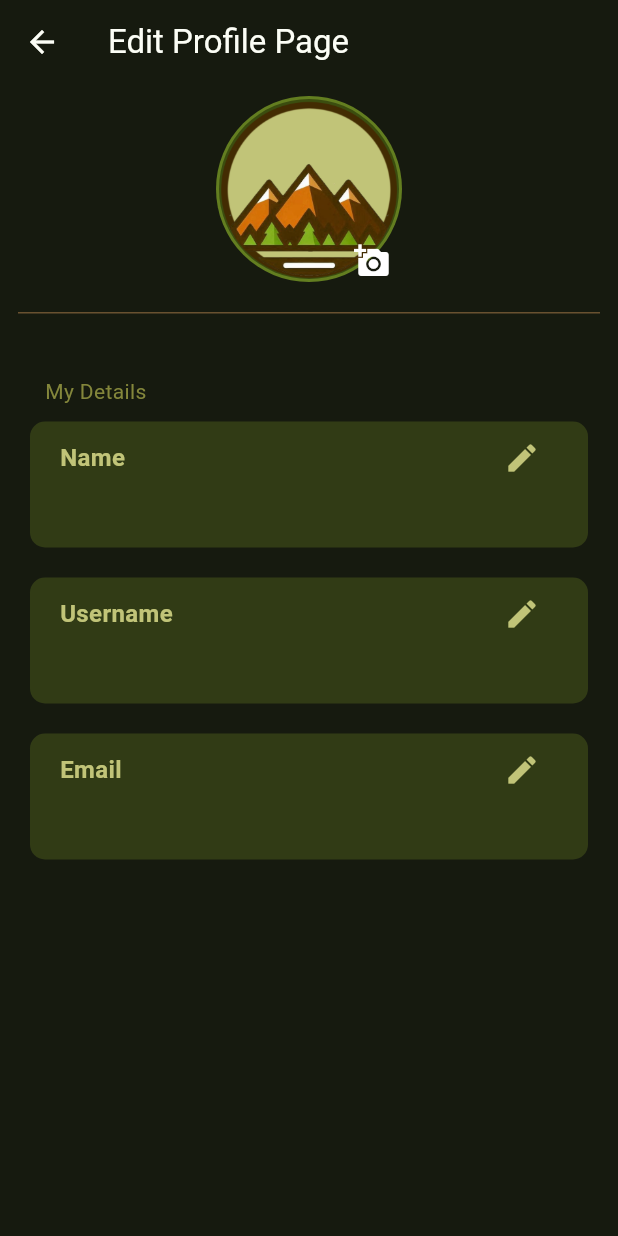
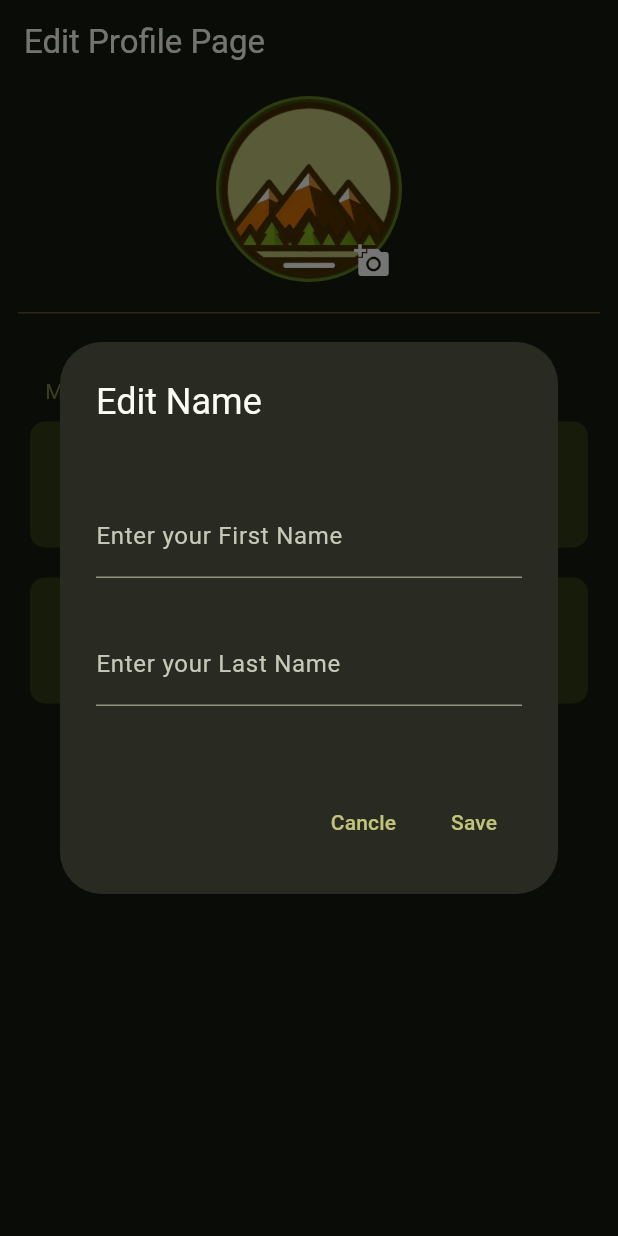
Before and after one commit to raphaelkathambana/tembeakenya, a Flutter app: the ProfileEditView screen opened by its route, after a tap on the "edit" icon, on a phone screen of 412 x 824 dp. Run offline on Flutter 3.47's test engine with Material 3 defaults, Android fonts, the phone set to English and light mode, and no system bars; our stand-ins replace cloud_firestore, firebase_auth, firebase_core, image_picker; accounts and stored records are empty; generated files the repository leaves out were written again.

Commit message:
Name edit functionality

```diff
--- a/lib/main.dart
+++ b/lib/main.dart
@@ -69,6 +69,7 @@ void main() {
         '/verify/': (context) => const VerifyEmailView(),
         '/forgotpassword/': (context) => const ForgotPasswordView(),
         '/home/': (context) => const HomeView(),
+        '/navbar/': (context) => const LayoutView(),
         '/profile/': (context) => const ProfileView(),
         '/editprofile/': (context) => const ProfileEditView(),
       },
--- a/lib/views/profile_edit_view.dart
+++ b/lib/views/profile_edit_view.dart
@@ -1,7 +1,9 @@
 import 'dart:typed_data';
 
+import 'package:cloud_firestore/cloud_firestore.dart';
 import 'package:firebase_auth/firebase_auth.dart';
 import 'package:flutter/material.dart';
+import 'package:flutter/widgets.dart';
 import 'package:tembeakenya/assets/colors.dart';
 import 'package:image_picker/image_picker.dart';
 import 'package:tembeakenya/assets/user_detail.dart';
@@ -14,6 +16,8 @@ pickImage(ImageSource source) async {
   }
 }
 
+// Future<void> edit
+
 class ProfileEditView extends StatefulWidget {
   const ProfileEditView({super.key});
 
@@ -23,6 +27,11 @@ class ProfileEditView extends StatefulWidget {
 
 class _ProfileEditViewState extends State<ProfileEditView> {
   Uint8List? _image;
+
+  List<String> name = ['', ''];
+  String username = '';
+  String email = '';
+
   void selectImage() async {
     Uint8List img = await pickImage(ImageSource.gallery);
     setState(() {
@@ -36,11 +45,12 @@ class _ProfileEditViewState extends State<ProfileEditView> {
   Widget build(BuildContext context) {
     return Scaffold(
         appBar: AppBar(
+        automaticallyImplyLeading: false,
           backgroundColor: ColorsUtil.backgroundColorDark,
           title: const Text(
             'Edit Profile Page',
             style: TextStyle(color: ColorsUtil.textColorDark),
-          ),
+          )
         ),
         body: SingleChildScrollView(
             child: FutureBuilder(
@@ -49,10 +59,12 @@ class _ProfileEditViewState extends State<ProfileEditView> {
                   if (snapshot.connectionState == ConnectionState.done) {
                     if (snapshot.hasData) {
                       UserDetail userData = snapshot.data as UserDetail;
+
                       // ****************************************** //
                       return Column(children: [
                         Column(children: [
                           _image != null
+
                               ? Stack(children: [
                                   IconButton(
                                       icon: CircleAvatar(
@@ -132,7 +144,62 @@ class _ProfileEditViewState extends State<ProfileEditView> {
                                                   ColorsUtil.primaryColorDark)),
                                       IconButton(
                                           onPressed: () async {
-                                            // TODO EDIT TEXT FIELD
+                                            await showDialog(
+                                              context: context,
+                                              builder: (context) => AlertDialog(
+                                                title: const Text("Edit Name"),
+                                                content: SizedBox(
+                                                  height: 200,
+                                                  width: 400,
+                                                  child: Column(
+                                                    mainAxisAlignment: MainAxisAlignment.spaceEvenly,
+                                                    children: [
+                                                      TextField(
+                                                        decoration: const InputDecoration(
+                                                          labelText: "Enter your First Name",
+                                                        ),
+                                                        onChanged: (value) {
+                                                          name[0] = value;
+                                                        },
+                                                      ),
+                                                      TextField(
+                                                        decoration: const InputDecoration(
+                                                          labelText: "Enter your Last Name",
+                                                        ),
+                                                        onChanged: (value) {
+                                                          name[1] = value;
+                                                        },
+                                                      ),
+                                                    ],
+                                                  )
+                                                ),
+                                                actions: [
+                                                  TextButton(
+                                                    child: const Text('Cancle'),
+                                                    onPressed: () => Navigator.pop(context),
+                                                  ),
+                                                  TextButton(
+                                                    child: const Text('Save'),
+                                                    onPressed: () => Navigator.of(context).popAndPushNamed('/editprofile/')
+                                                    // onPressed: () => Navigator.of(context).pushNamedAndRemoveUntil('/editprofile/', (route)=>route.isFirst),
+                                                  ),
+                                                ],
+                                              )
+                                            );
+                                            if (name[0].trim().isNotEmpty && name[1].trim().isNotEmpty) {
+                                              await FirebaseFirestore.instance.collection("Users")
+                                              .doc(currentUser.uid).update({"fname": name[0], "lname": name[1],});
+
+                                            } else if (name[0].trim().isNotEmpty) {
+                                              await FirebaseFirestore.instance.collection("Users")
+                                              .doc(currentUser.uid).update({"fname": name[0]});
+
+                                            } else if (name[1].trim().isNotEmpty) {
+                                              await FirebaseFirestore.instance.collection("Users")
+                                              .doc(currentUser.uid).update({"lname": name[1]});
+
+                                            }
+
                                           },
                                           icon: const Icon(
                                             Icons.edit,
@@ -140,6 +207,7 @@ class _ProfileEditViewState extends State<ProfileEditView> {
                                           )),
                                     ],
                                   ),
+
                                   Text("${userData.fname} ${userData.lname}",
                                       style: const TextStyle(
                                           fontSize: 18,
@@ -168,7 +236,36 @@ class _ProfileEditViewState extends State<ProfileEditView> {
                                                   ColorsUtil.primaryColorDark)),
                                       IconButton(
                                         onPressed: () async {
-                                            // TODO EDIT TEXT FIELD
+                                          await showDialog(
+                                            context: context,
+                                            builder: (context) => AlertDialog(
+                                              title: const Text("Edit Username"),
+                                              content: TextField(
+                                                      decoration: const InputDecoration(
+                                                        labelText: "Enter your Username",
+                                                      ),
+                                                      onChanged: (value) {
+                                                        username = value;
+                                                      },
+                                                    ),
+                                              actions: [
+                                                TextButton(
+                                                  child: const Text('Cancle'),
+                                                  onPressed: () => Navigator.pop(context),
+                                                ),
+                                                TextButton(
+                                                  child: const Text('Save'),
+                                                  onPressed: () => Navigator.of(context).popAndPushNamed('/editprofile/')
+
+                                                ),
+                                              ],
+                                            )
+                                          );
+                                          if (username.trim().isNotEmpty) {
+                                            await FirebaseFirestore.instance.collection("Users")
+                                            .doc(currentUser.uid).update({"username": username,});
+                                          }
+
                                         },
                                         icon: const Icon(
                                           Icons.edit,
@@ -181,42 +278,7 @@ class _ProfileEditViewState extends State<ProfileEditView> {
                                           fontSize: 18,
                                           color: ColorsUtil.textColorDark)),
                                 ])),
-                        Container(
-                            margin: const EdgeInsets.symmetric(
-                                vertical: 10, horizontal: 20),
-                            padding: const EdgeInsets.only(
-                                left: 20, right: 20, top: 0, bottom: 10),
-                            decoration: BoxDecoration(
-                                color: const Color.fromARGB(255, 49, 59, 21),
-                                borderRadius: BorderRadius.circular(10)),
-                            child: Column(
-                                crossAxisAlignment: CrossAxisAlignment.start,
-                                children: [
-                                  Row(
-                                    mainAxisAlignment:
-                                        MainAxisAlignment.spaceBetween,
-                                    children: [
-                                      const Text('Email',
-                                          style: TextStyle(
-                                              fontSize: 16,
-                                              fontWeight: FontWeight.bold,
-                                              color:
-                                                  ColorsUtil.primaryColorDark)),
-                                      IconButton(
-                                          onPressed: () async {
-                                            // TODO EDIT TEXT FIELD
-                                          },
-                                          icon: const Icon(
-                                            Icons.edit,
-                                            color: ColorsUtil.primaryColorDark,
-                                          )),
-                                    ],
-                                  ),
-                                  Text(currentUser.email!,
-                                      style: const TextStyle(
-                                          fontSize: 18,
-                                          color: ColorsUtil.textColorDark)),
-                                ]))
+                      ElevatedButton(onPressed: () => Navigator.of(context).pushNamedAndRemoveUntil('/navbar/', (route)=>false), child: const Text('Save'))
                       ]);
                     } else {
                       return const Center(
--- a/pubspec.yaml
+++ b/pubspec.yaml
@@ -38,7 +38,9 @@ dependencies:
   firebase_core: ^2.31.0
   firebase_auth: ^4.19.5
   image_picker: ^1.1.2
+  # file_picker: ^8.0.5
   cloud_firestore: ^4.17.5
+  firebase_storage: ^11.7.7
 
 dev_dependencies:
   flutter_test:
```
Also changed, not shown: lib/views/profile_view.dart (+42 -18 lines), pubspec.lock. Lines whose indentation alone changed are shown as unchanged.
